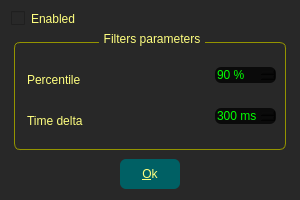
Old version of the form ebrow/edb/afHasHead.ui in the repository Armada3334/echoes.
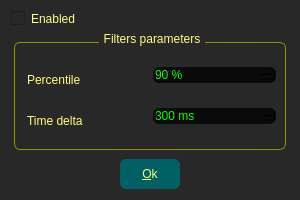
New version of the form. Icons and pictures are not drawn.

```diff
--- a/ebrow/edb/afHasHead.ui
+++ b/ebrow/edb/afHasHead.ui
@@ -279,7 +279,7 @@
      <property name="title">
       <string>Filters parameters</string>
      </property>
-     <layout class="QGridLayout" name="gridLayout" rowstretch="0,0" columnstretch="3,1">
+     <layout class="QGridLayout" name="gridLayout">
       <item row="0" column="0">
        <widget class="QLabel" name="label">
         <property name="text">
```
